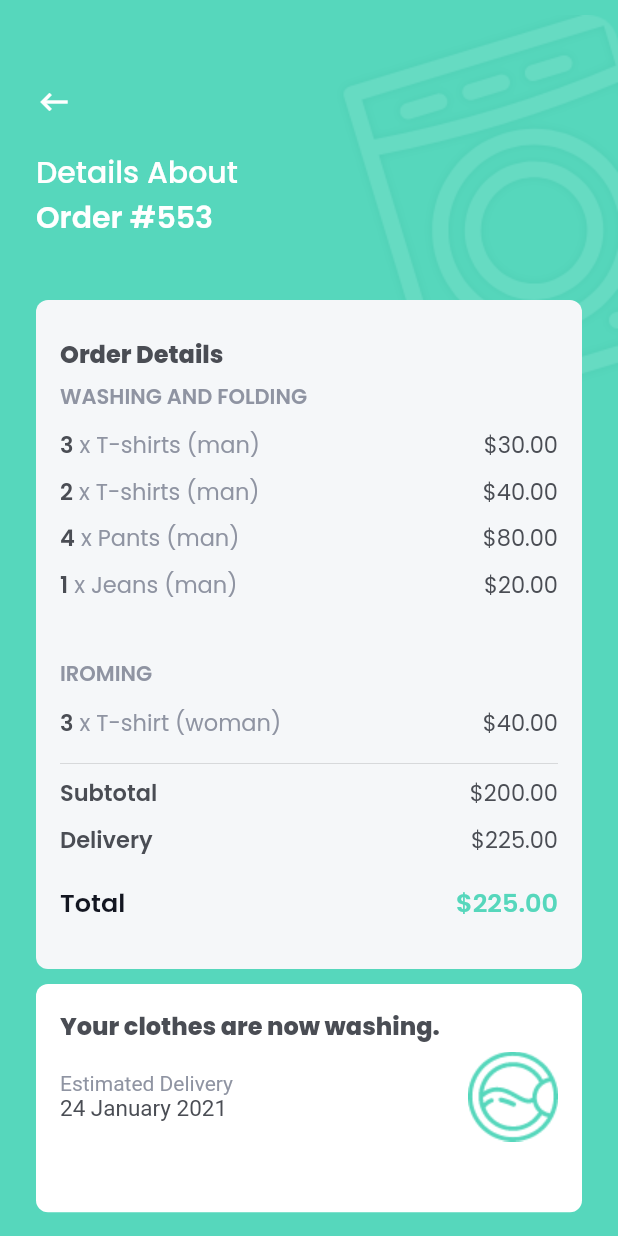
After one commit to mohamedbrahimi/laundry-app, a Flutter app: the SingleOrder screen opened by its route, on a phone screen of 412 x 824 dp. The commit adds this screen. Run offline on Flutter 3.47's test engine with Material 2 defaults, Android fonts, the phone set to English and light mode, and no system bars; our stand-ins replace curved_navigation_bar, flutter_icons, flutter_screenutil, google_fonts.

Commit message:
new page order detail

```diff
--- a/lib/main.dart
+++ b/lib/main.dart
@@ -4,6 +4,7 @@ import 'package:google_fonts/google_fonts.dart';
 import 'package:laundry_app_ytp/pages/dashbord.dart';
 import 'package:laundry_app_ytp/pages/home.dart';
 import 'package:laundry_app_ytp/pages/login.dart';
+import 'package:laundry_app_ytp/pages/single_page.dart';
 import 'package:laundry_app_ytp/utils/constants.dart';
 
 void main() {
@@ -46,6 +47,10 @@ Route<dynamic> _onGenrateRoute(RouteSettings settings) {
       return MaterialPageRoute(builder: (BuildContext context) {
         return Dashborad();
       });
+     case "/single-order":
+      return MaterialPageRoute(builder: (BuildContext context) {
+        return SingleOrder();
+      });
     default:
        return MaterialPageRoute(builder: (BuildContext context) {
         return Home();
--- /dev/null
+++ b/lib/pages/single_page.dart
@@ -0,0 +1,297 @@
+import 'package:flutter/material.dart';
+import 'package:flutter_icons/flutter_icons.dart';
+import 'package:flutter_screenutil/flutter_screenutil.dart';
+import 'package:laundry_app_ytp/utils/constants.dart';
+
+class SingleOrder extends StatefulWidget {
+  @override
+  State<StatefulWidget> createState() => _SingleOrder();
+}
+
+class _SingleOrder extends State<SingleOrder> {
+  @override
+  Widget build(BuildContext context) {
+    return Scaffold(
+      backgroundColor: Constants.primaryColor,
+      body: Container(
+        child: Stack(
+          overflow: Overflow.visible,
+          children: [
+            Positioned(
+              right: 0,
+              top: 10,
+              child: Opacity(
+                  opacity: 0.3,
+                  child: Image.asset(
+                      "assets/images/washing_machine_illustration.png")),
+            ),
+            SingleChildScrollView(
+              child: Container(
+                padding: EdgeInsets.symmetric(
+                  horizontal: 24,
+                ),
+                child: Column(
+                  crossAxisAlignment: CrossAxisAlignment.start,
+                  children: [
+                    SizedBox(
+                      height: kToolbarHeight,
+                    ),
+                    GestureDetector(
+                      onTap: () {
+                        Navigator.pop(context);
+                      },
+                      child: Icon(
+                        FlutterIcons.keyboard_backspace_mdi,
+                        color: Colors.white,
+                      ),
+                    ),
+                    SizedBox(
+                      height: 20,
+                    ),
+                    RichText(
+                      text: TextSpan(
+                        children: [
+                          TextSpan(
+                            text: "Details About\n",
+                            style:
+                                Theme.of(context).textTheme.headline6.copyWith(
+                                      color: Colors.white,
+                                    ),
+                          ),
+                          TextSpan(
+                            text: "Order #553",
+                            style:
+                                Theme.of(context).textTheme.headline6.copyWith(
+                                      color: Colors.white,
+                                      fontWeight: FontWeight.w600,
+                                    ),
+                          ),
+                        ],
+                      ),
+                    ),
+                    SizedBox(
+                      height: 40,
+                    ),
+                    Container(
+                      width: double.infinity,
+                      decoration: BoxDecoration(
+                        borderRadius: BorderRadius.circular(8),
+                        color: Constants.scaffoldBakckgroundColor,
+                      ),
+                      padding: EdgeInsets.symmetric(
+                        vertical: 24,
+                        horizontal: 16,
+                      ),
+                      child: Column(
+                        mainAxisSize: MainAxisSize.max,
+                        crossAxisAlignment: CrossAxisAlignment.start,
+                        children: [
+                          Text(
+                            "Order Details",
+                            style: Theme.of(context)
+                                .textTheme
+                                .headline6
+                                .copyWith(
+                                    color: Color.fromRGBO(74, 77, 84, 1),
+                                    fontSize: 16,
+                                    fontWeight: FontWeight.w800),
+                          ),
+                          SizedBox(
+                            height: 6,
+                          ),
+                          Text(
+                            "WASHING AND FOLDING",
+                            style: TextStyle(
+                              fontWeight: FontWeight.w600,
+                              color: Color.fromRGBO(143, 148, 162, 1),
+                            ),
+                          ),
+                          SizedBox(
+                            height: 10,
+                          ),
+                          getItemRow("3", "T-shirts (man)", "\$30.00"),
+                          getItemRow("2", "T-shirts (man)", "\$40.00"),
+                          getItemRow("4", "Pants (man)", "\$80.00"),
+                          getItemRow("1", "Jeans (man)", "\$20.00"),
+                          SizedBox(
+                            height: 30,
+                          ),
+                          Text(
+                            "IROMING",
+                            style: TextStyle(
+                              fontWeight: FontWeight.w600,
+                              color: Color.fromRGBO(143, 148, 162, 1),
+                            ),
+                          ),
+                          SizedBox(
+                            height: 10,
+                          ),
+                          getItemRow("3", "T-shirt (woman)", "\$40.00"),
+                          Divider(),
+                          getSubtotalRow("Subtotal", "\$200.00"),
+                          getSubtotalRow("Delivery", "\$225.00"),
+                          SizedBox(
+                            height: 10,
+                          ),
+                          getTotalRow("Total", "\$225.00"),
+                        ],
+                      ),
+                    ),
+                    SizedBox(
+                      height: 10,
+                    ),
+                    Container(
+                      decoration: BoxDecoration(
+                        color: Colors.white,
+                        borderRadius: BorderRadius.circular(8),
+                      ),
+                      padding: EdgeInsets.all(16),
+                      height: ScreenUtil().setHeight(150),
+                      child: Column(
+                        crossAxisAlignment: CrossAxisAlignment.stretch,
+                        children: [
+                          Text(
+                            "Your clothes are now washing.",
+                            style:
+                                Theme.of(context).textTheme.headline6.copyWith(
+                                      color: Color.fromRGBO(74, 77, 84, 1),
+                                      fontSize: 16,
+                                      fontWeight: FontWeight.w800,
+                                    ),
+                          ),
+                          SizedBox(
+                            height: 5,
+                          ),
+                          Row(
+                            mainAxisAlignment: MainAxisAlignment.spaceBetween,
+                            children: [
+                              RichText(
+                                text: TextSpan(
+                                  children: [
+                                    TextSpan(
+                                      text: "Estimated Delivery\n",
+                                      style: TextStyle(
+                                        color: Color.fromRGBO(143, 148, 162, 1),
+                                      ),
+                                    ),
+                                    TextSpan(
+                                      text: "24 January 2021",
+                                      style: TextStyle(
+                                        color: Color.fromRGBO(74, 77, 84, 1),
+                                        fontSize: 15,
+                                      ),
+                                    ),
+                                  ],
+                                ),
+                              ),
+                              Image.asset(
+                                "assets/images/washlogo.png"
+                              ),
+                            ],
+                          ),
+                        ],
+                      ),
+                    ),
+                  ],
+                ),
+              ),
+            ),
+          ],
+        ),
+      ),
+    );
+  }
+}
+
+Widget getTotalRow(String title, String amount) {
+  return Padding(
+    padding: EdgeInsets.only(
+      bottom: 8,
+    ),
+    child: Row(
+      children: [
+        Text(
+          title,
+          style: TextStyle(
+            color: Color.fromRGBO(19, 22, 33, 1),
+            fontSize: 17,
+            fontWeight: FontWeight.w600,
+          ),
+        ),
+        Spacer(),
+        Text(
+          amount,
+          style: TextStyle(
+            color: Constants.primaryColor,
+            fontSize: 17,
+            fontWeight: FontWeight.w600,
+          ),
+        ),
+      ],
+    ),
+  );
+}
+
+Widget getSubtotalRow(String title, String price) {
+  return Padding(
+    padding: EdgeInsets.only(
+      bottom: 8,
+    ),
+    child: Row(
+      children: [
+        Text(
+          title,
+          style: TextStyle(
+            color: Color.fromRGBO(74, 77, 84, 1),
+            fontSize: 15,
+            fontWeight: FontWeight.w600,
+          ),
+        ),
+        Spacer(),
+        Text(
+          price,
+          style: TextStyle(
+            color: Color.fromRGBO(74, 77, 84, 1),
+            fontSize: 15,
+          ),
+        ),
+      ],
+    ),
+  );
+}
+
+Widget getItemRow(String count, String item, String price) {
+  return Padding(
+    padding: EdgeInsets.only(
+      bottom: 8,
+    ),
+    child: Row(
+      children: [
+        Text(
+          count,
+          style: TextStyle(
+            color: Color.fromRGBO(74, 77, 84, 1),
+            fontSize: 15,
+            fontWeight: FontWeight.w600,
+          ),
+        ),
+        Expanded(
+          child: Text(
+            " x $item",
+            style: TextStyle(
+              color: Color.fromRGBO(143, 148, 162, 1),
+              fontSize: 15,
+            ),
+          ),
+        ),
+        Text(
+          price,
+          style: TextStyle(
+            color: Color.fromRGBO(74, 77, 84, 1),
+            fontSize: 15,
+          ),
+        ),
+      ],
+    ),
+  );
+}
--- a/lib/widgets/order_card.dart
+++ b/lib/widgets/order_card.dart
@@ -3,6 +3,7 @@ import 'package:flutter_icons/flutter_icons.dart';
 import 'package:flutter_screenutil/flutter_screenutil.dart';
 import 'package:intl/intl.dart';
 import 'package:laundry_app_ytp/models/order.dart';
+import 'package:laundry_app_ytp/utils/helper.dart';
 
 class OrderCard extends StatelessWidget {
   final Order order;
@@ -11,7 +12,9 @@ class OrderCard extends StatelessWidget {
   @override
   Widget build(BuildContext context) {
     return GestureDetector(
-      onTap: () {},
+      onTap: () {
+        nextScreen(context, "/single-order");
+      },
       child: Container(
         height: ScreenUtil().setHeight(130),
         decoration: BoxDecoration(
```
